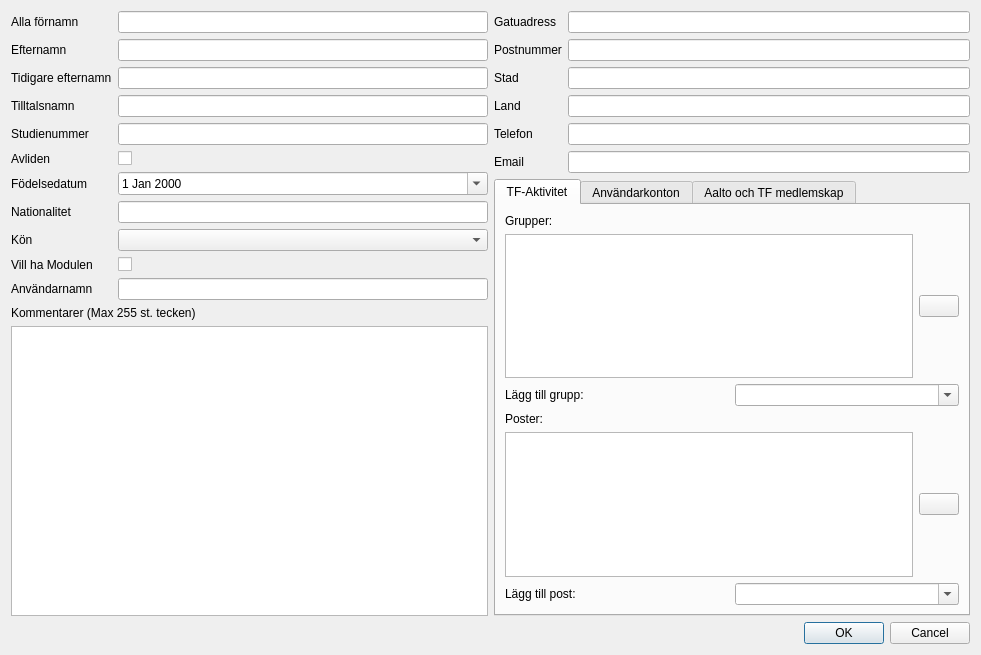
Old version of the form ui/memberedit.ui in the repository Teknologforeningen/svaksvat.
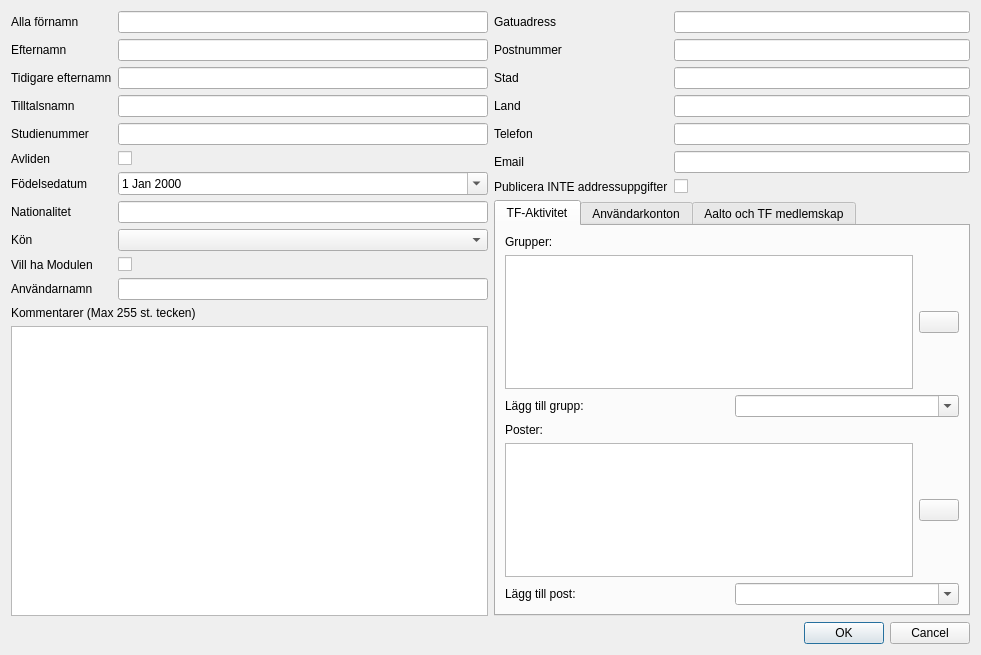
New version of the form. Icons and pictures are not drawn.

Commit message: Add noPublishContactInfo_fld

```diff
--- a/ui/memberedit.ui
+++ b/ui/memberedit.ui
@@ -272,6 +272,16 @@
          <item row="5" column="1">
           <widget class="QLineEdit" name="email_fld"/>
          </item>
+         <item row="6" column="0">
+          <widget class="QLabel" name="lbl_noPublishing">
+           <property name="text">
+            <string>Publicera INTE addressuppgifter</string>
+           </property>
+          </widget>
+         </item>
+         <item row="6" column="1">
+          <widget class="QCheckBox" name="noPublishContactInfo_fld_checkbox"/>
+         </item>
         </layout>
        </item>
        <item>
```
The commit also changes 3 other files.
